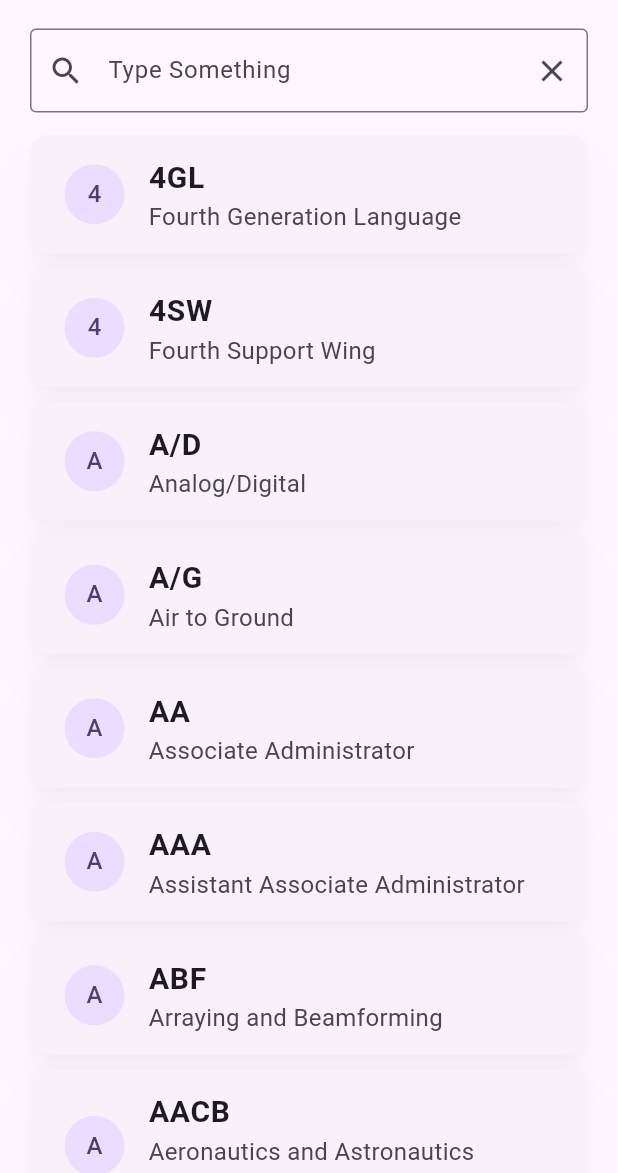
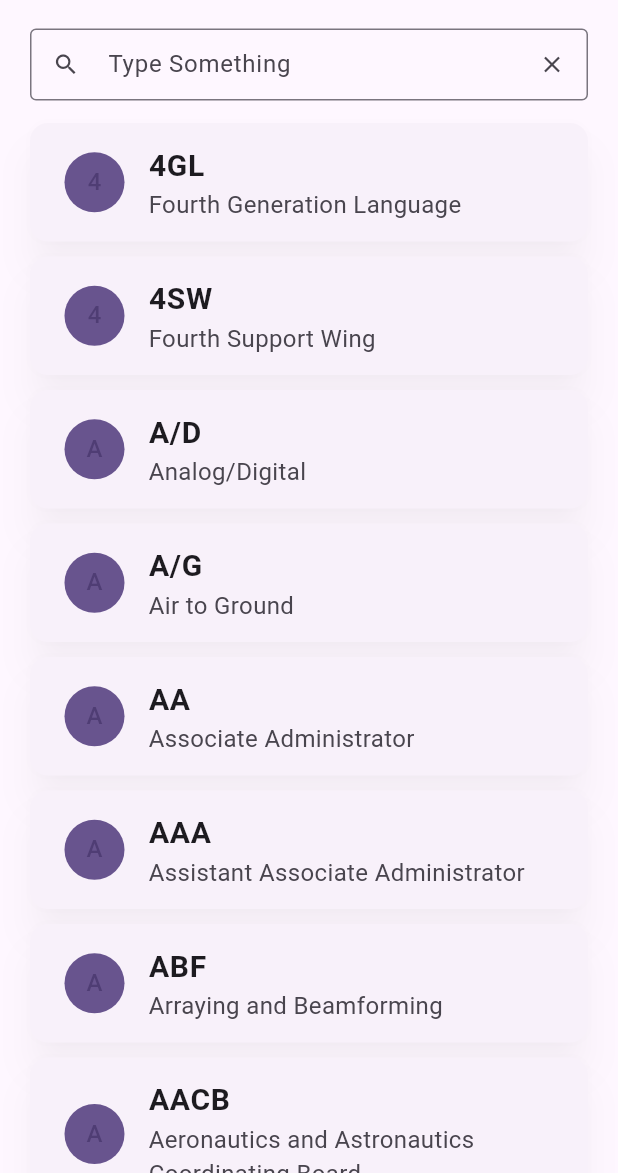
Before and after one commit to biswa1751/nasa-earth-dictionary, a Flutter app: the screen it shows after launch, on a phone screen of 412 x 824 dp, the part 63-1236 px from its top. Run offline on Flutter 3.47's test engine with Material 2 defaults, Android fonts, the phone set to English and light mode, and no system bars; our stand-ins replace dio.

Commit message:
updated folder structure

```diff
--- a/lib/main.dart
+++ b/lib/main.dart
@@ -1,6 +1,6 @@
 import 'package:flutter/material.dart';
 import 'package:nasa/constants/theme.dart';
-import 'package:nasa/screens/home_page.dart';
+import 'package:nasa/screens/Home_page/home_page.dart';
 
 void main() => runApp(const MyApp());
 
--- a/lib/screens/home_page.dart
+++ b/lib/screens/Home_page/home_page.dart
@@ -1,7 +1,7 @@
 import 'package:flutter/material.dart';
 import 'package:nasa/data/data.dart';
-import 'package:nasa/screens/helpers/drawer.dart';
-import 'package:nasa/screens/meaning.dart';
+import 'package:nasa/screens/Home_page/widgets/drawer.dart';
+import 'package:nasa/screens/meaning/meaning.dart';
 
 class HomePage extends StatefulWidget {
   const HomePage({Key? key}) : super(key: key);
@@ -25,7 +25,9 @@ class HomePageState extends State<HomePage> {
       appBar: AppBar(
         title: const Text("NASA Abbreviations"),
         centerTitle: true,
+        scrolledUnderElevation: 0,
       ),
+      drawer: const AppDrawer(),
       body: Column(
         children: [
           Padding(
@@ -42,6 +44,7 @@ class HomePageState extends State<HomePage> {
                 border: const OutlineInputBorder(),
                 hintText: 'Type Something',
                 prefixIcon: const Icon(Icons.search),
+                isDense: true,
                 suffixIcon: IconButton(
                   onPressed: () {
                     _abbreviationKeys = abbreviations.keys.toList();
@@ -67,6 +70,7 @@ class HomePageState extends State<HomePage> {
                     leading: Padding(
                       padding: const EdgeInsets.only(left: 18.0),
                       child: CircleAvatar(
+                        backgroundColor: Theme.of(context).colorScheme.primary,
                         child: Text(_abbreviationKeys[i][0]),
                       ),
                     ),
@@ -91,7 +95,6 @@ class HomePageState extends State<HomePage> {
           ),
         ],
       ),
-      drawer: const AppDrawer(),
     );
   }
 }
--- a/lib/screens/helpers/drawer.dart
+++ b/lib/screens/Home_page/widgets/drawer.dart
@@ -1,5 +1,5 @@
 import 'package:flutter/material.dart';
-import 'package:nasa/screens/about_screen.dart';
+import 'package:nasa/screens/about_page/about_screen.dart';
 
 class AppDrawer extends StatelessWidget {
   const AppDrawer({Key? key}) : super(key: key);
```
Also changed, not shown: lib/screens/about_page/about_screen.dart (renamed from lib/screens/about_screen.dart), lib/screens/meaning/meaning.dart (renamed from lib/screens/meaning.dart).
